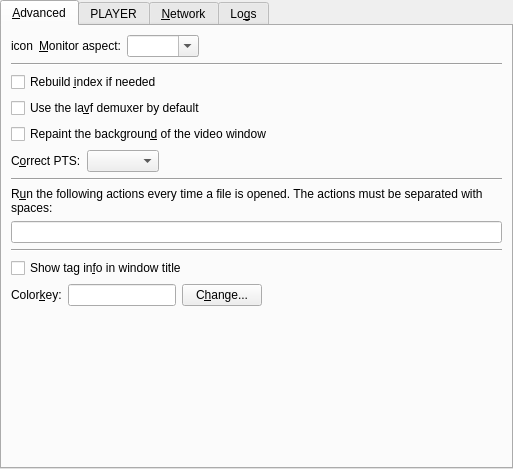
Above: src/prefadvanced.ui from smplayer-dev/smplayer before the change. Below: the same form after it.
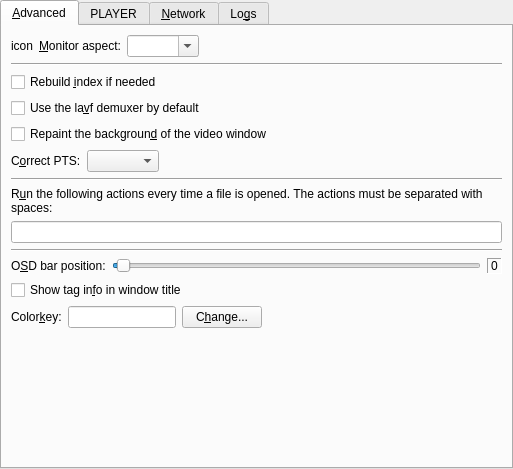
That is the form after the change. Custom widgets are drawn as their Qt base class.

Commit message: Add an option in preferences -> advanced to set the OSD bar position

Patch:
```diff
--- a/src/prefadvanced.ui
+++ b/src/prefadvanced.ui
@@ -192,6 +192,46 @@
          </property>
         </widget>
        </item>
+       <item>
+        <layout class="QHBoxLayout" name="horizontalLayout">
+         <item>
+          <widget class="QLabel" name="label_9">
+           <property name="text">
+            <string>O&amp;SD bar position:</string>
+           </property>
+           <property name="buddy">
+            <cstring>osd_pos_slider</cstring>
+           </property>
+          </widget>
+         </item>
+         <item>
+          <widget class="QSlider" name="osd_pos_slider">
+           <property name="minimum">
+            <number>-1</number>
+           </property>
+           <property name="maximum">
+            <number>100</number>
+           </property>
+           <property name="orientation">
+            <enum>Qt::Horizontal</enum>
+           </property>
+          </widget>
+         </item>
+         <item>
+          <widget class="QLabel" name="osd_pos_label">
+           <property name="frameShape">
+            <enum>QFrame::Panel</enum>
+           </property>
+           <property name="frameShadow">
+            <enum>QFrame::Sunken</enum>
+           </property>
+           <property name="text">
+            <string>0</string>
+           </property>
+          </widget>
+         </item>
+        </layout>
+       </item>
        <item>
         <widget class="QCheckBox" name="show_tag_in_title_check">
          <property name="text">
```
Left out of the diff: 17 changed lines with no effect on the pictures. The commit also changes 1 other file.
